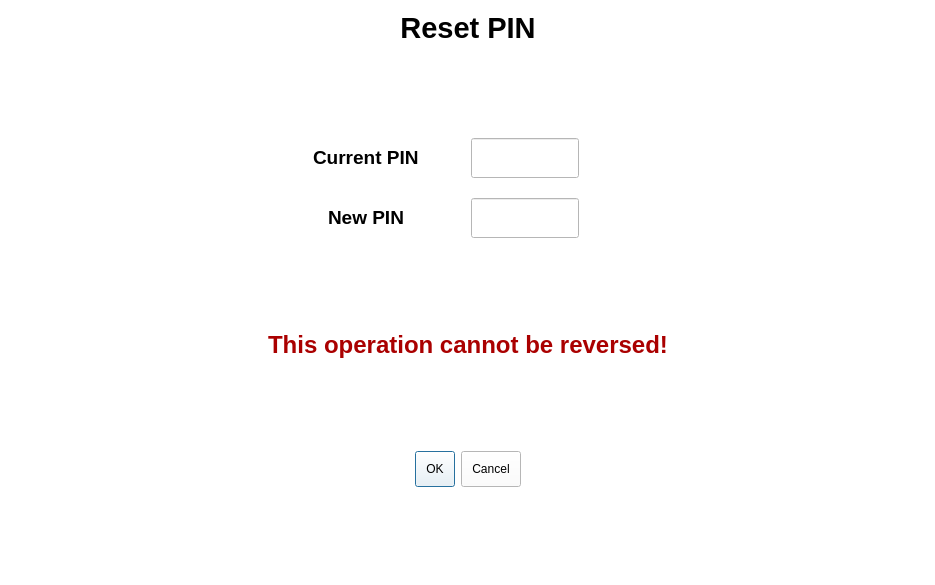
Old version of the form resetpin.ui in the repository arc-bphc/sims-gui.
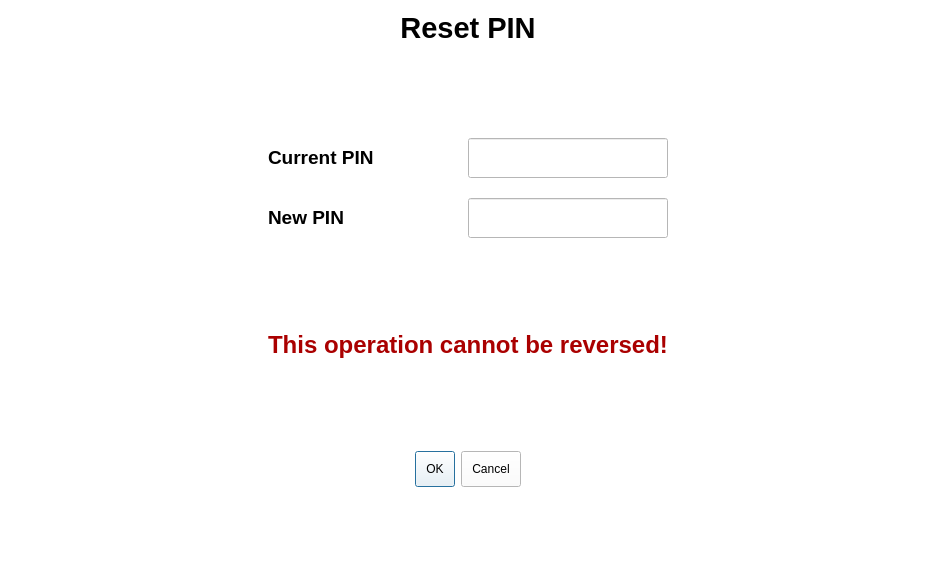
New version of the form.

Commit message: Gave sensible names to labels

```diff
--- a/resetpin.ui
+++ b/resetpin.ui
@@ -111,7 +111,7 @@
        <property name="verticalSpacing">
         <number>20</number>
        </property>
-       <item row="1" column="0" alignment="Qt::AlignHCenter">
+       <item row="1" column="0">
         <widget class="QLabel" name="label_2">
          <property name="maximumSize">
           <size>
@@ -124,7 +124,7 @@
          </property>
         </widget>
        </item>
-       <item row="0" column="0" alignment="Qt::AlignHCenter">
+       <item row="0" column="0">
         <widget class="QLabel" name="label">
          <property name="maximumSize">
           <size>
@@ -137,11 +137,11 @@
          </property>
         </widget>
        </item>
-       <item row="0" column="1" alignment="Qt::AlignLeft">
+       <item row="0" column="2">
         <widget class="QLineEdit" name="lineEdit">
          <property name="minimumSize">
           <size>
-           <width>0</width>
+           <width>200</width>
            <height>40</height>
           </size>
          </property>
@@ -156,11 +156,11 @@
          </property>
         </widget>
        </item>
-       <item row="1" column="1" alignment="Qt::AlignLeft">
+       <item row="1" column="2">
         <widget class="QLineEdit" name="lineEdit_2">
          <property name="minimumSize">
           <size>
-           <width>0</width>
+           <width>200</width>
            <height>40</height>
           </size>
          </property>
@@ -172,6 +172,19 @@
          </property>
         </widget>
        </item>
+       <item row="0" column="1" rowspan="2">
+        <spacer name="horizontalSpacer_3">
+         <property name="orientation">
+          <enum>Qt::Horizontal</enum>
+         </property>
+         <property name="sizeHint" stdset="0">
+          <size>
+           <width>40</width>
+           <height>20</height>
+          </size>
+         </property>
+        </spacer>
+       </item>
       </layout>
      </item>
      <item row="0" column="2">
```
The commit also changes 5 other files.
